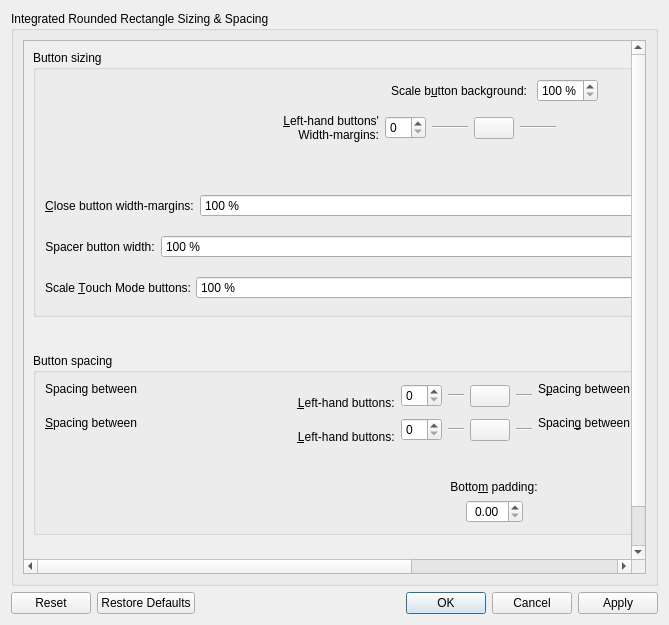
The window that kdecoration/config/ui/buttonsizing.ui (sonicde-debian/silver-theme) describes before a commit, drawn with Qt 5.
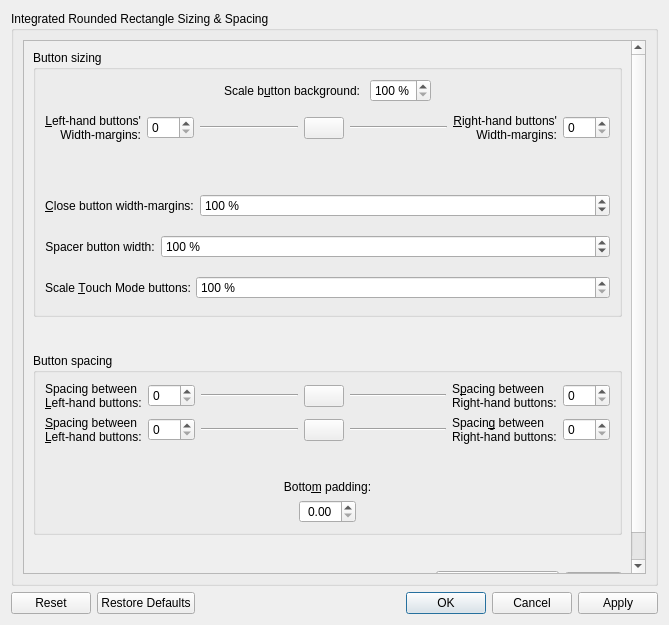
The same window after the commit.

What changed in the file:
```diff
--- a/kdecoration/config/ui/buttonsizing.ui
+++ b/kdecoration/config/ui/buttonsizing.ui
@@ -177,7 +177,7 @@
                                                             <item row="1" column="1">
                                                                 <widget class="QSpinBox" name="fullHeightButtonWidthMarginLeft">
                                                                     <property name="maximum">
-                                                                        <number>50</number>
+                  <number>100</number>
                                                                     </property>
                                                                 </widget>
                                                             </item>
@@ -227,7 +227,7 @@
                                                             <item row="1" column="8">
                                                                 <widget class="QSpinBox" name="fullHeightButtonWidthMarginRight">
                                                                     <property name="maximum">
-                                                                        <number>50</number>
+                  <number>100</number>
                                                                     </property>
                                                                 </widget>
                                                             </item>
@@ -300,7 +300,7 @@
                                                                 <widget class="QLabel" name="fullHeightButtonWidthMarginRightLabel">
                                                                     <property name="text">
                                                                         <string>&amp;Right-hand buttons'
-                                                                            Width-margins:</string>
+ Width-margins:</string>
                                                                     </property>
                                                                     <property name="alignment">
                                                                         <set>Qt::AlignmentFlag::AlignRight|Qt::AlignmentFlag::AlignTrailing|Qt::AlignmentFlag::AlignVCenter</set>
@@ -333,7 +333,7 @@
                                                                 <widget class="QLabel" name="fullHeightButtonWidthMarginLeftLabel">
                                                                     <property name="text">
                                                                         <string>&amp;Left-hand buttons'
-                                                                            Width-margins:</string>
+ Width-margins:</string>
                                                                     </property>
                                                                     <property name="alignment">
                                                                         <set>Qt::AlignmentFlag::AlignRight|Qt::AlignmentFlag::AlignTrailing|Qt::AlignmentFlag::AlignVCenter</set>
@@ -545,7 +545,7 @@
                                                                 <widget class="QLabel" name="fullHeightButtonSpacingRightLabel">
                                                                     <property name="text">
                                                                         <string>Spacin&amp;g between
-                                                                            Right-hand buttons:</string>
+Right-hand buttons:</string>
                                                                     </property>
                                                                     <property name="buddy">
                                                                         <cstring>fullHeightButtonSpacingRight</cstring>
@@ -572,7 +572,7 @@
                                                                 <widget class="QLabel" name="buttonSpacingLeftLabel">
                                                                     <property name="text">
                                                                         <string>Spacing between
-                                                                            &amp;Left-hand buttons:</string>
+&amp;Left-hand buttons:</string>
                                                                     </property>
                                                                     <property name="buddy">
                                                                         <cstring>buttonSpacingLeft</cstring>
@@ -583,7 +583,7 @@
                                                                 <widget class="QLabel" name="buttonSpacingRightLabel">
                                                                     <property name="text">
                                                                         <string>S&amp;pacing between
-                                                                            Right-hand buttons:</string>
+Right-hand buttons:</string>
                                                                     </property>
                                                                     <property name="buddy">
                                                                         <cstring>buttonSpacingRight</cstring>
@@ -593,14 +593,14 @@
                                                             <item row="3" column="8">
                                                                 <widget class="QSpinBox" name="fullHeightButtonSpacingRight">
                                                                     <property name="maximum">
-                                                                        <number>50</number>
+                  <number>100</number>
                                                                     </property>
                                                                 </widget>
                                                             </item>
                                                             <item row="3" column="1">
                                                                 <widget class="QSpinBox" name="fullHeightButtonSpacingLeft">
                                                                     <property name="maximum">
-                                                                        <number>50</number>
+                  <number>100</number>
                                                                     </property>
                                                                 </widget>
                                                             </item>
@@ -624,7 +624,7 @@
                                                                 <widget class="QLabel" name="fullHeightButtonSpacingLeftLabel">
                                                                     <property name="text">
                                                                         <string>&amp;Spacing between
-                                                                            &amp;Left-hand buttons:</string>
+&amp;Left-hand buttons:</string>
                                                                     </property>
                                                                     <property name="buddy">
                                                                         <cstring>fullHeightButtonSpacingLeft</cstring>
@@ -653,7 +653,7 @@
                                                                         <string />
                                                                     </property>
                                                                     <property name="maximum">
-                                                                        <number>50</number>
+                  <number>100</number>
                                                                     </property>
                                                                 </widget>
                                                             </item>
@@ -702,7 +702,7 @@
                                                                         <string />
                                                                     </property>
                                                                     <property name="maximum">
-                                                                        <number>50</number>
+                  <number>100</number>
                                                                     </property>
                                                                 </widget>
                                                             </item>
@@ -793,7 +793,7 @@
                                                                         <number>2</number>
                                                                     </property>
                                                                     <property name="maximum">
-                                                                        <double>10.000000000000000</double>
+                  <double>20.000000000000000</double>
                                                                     </property>
                                                                     <property name="singleStep">
                                                                         <double>0.250000000000000</double>
```
Left out of the diff: 18 changed lines with no effect on the pictures. Lines whose indentation alone changed are shown as unchanged.
